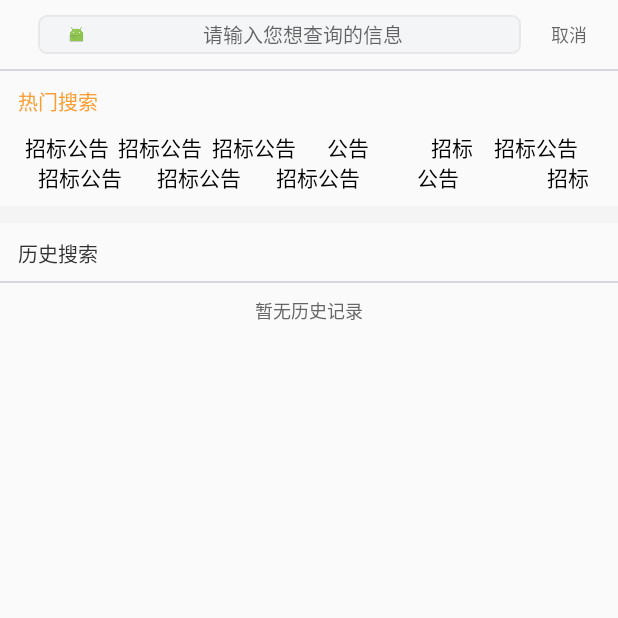
After one commit to zhangyalong123feiyu/BiUnion, an Android app: the SearchActivity screen opened directly, with no data from a screen before it, on a phone screen of 412 x 824 dp, the top half of it. The commit adds this screen. Run offline under Robolectric (Android 15) with nearby library versions, the light colour scheme and no system bars; pictures from the network do not load.

Commit message:
添加SearchActivity等

```diff
--- a/app/src/main/AndroidManifest.xml
+++ b/app/src/main/AndroidManifest.xml
@@ -71,6 +71,7 @@
         <activity android:name=".project.ui.activity.GuideActivity" android:screenOrientation="portrait"/>
         <activity android:name=".project.ui.activity.PrivatePersonDesignActivity" android:screenOrientation="portrait"/>
         <activity android:name=".project.ui.activity.CompanyInfoActivity" android:screenOrientation="portrait"/>
+        <activity android:name=".project.ui.activity.SearchActivity" android:screenOrientation="portrait"/>
         <!--定位service-->
         <service android:name="com.amap.api.location.APSService"></service>
         <!--高德地图所使用的key-->
--- /dev/null
+++ b/app/src/main/java/com/bibinet/biunion/project/ui/activity/SearchActivity.java
@@ -0,0 +1,19 @@
+package com.bibinet.biunion.project.ui.activity;
+
+import android.os.Bundle;
+import android.support.annotation.Nullable;
+
+import com.bibinet.biunion.R;
+import com.bibinet.biunion.project.application.BaseActivity;
+
+/**
+ * Created by bibinet on 2017-6-5.
+ */
+
+public class SearchActivity extends BaseActivity {
+    @Override
+    protected void onCreate(@Nullable Bundle savedInstanceState) {
+        super.onCreate(savedInstanceState);
+        setContentView(R.layout.activity_search);
+    }
+}
--- a/app/src/main/res/drawable/search_shape.xml
+++ b/app/src/main/res/drawable/search_shape.xml
@@ -1,6 +1,6 @@
 <?xml version="1.0" encoding="utf-8"?>
 <shape xmlns:android="http://schemas.android.com/apk/res/android" android:shape="rectangle">
     <corners android:radius="5dp" />
-    <stroke android:width="1dp" android:color="@color/gray"></stroke>
-    <solid android:color="@color/white"></solid>
+    <stroke android:width="1dp" android:color="#E8E8E8"></stroke>
+    <solid android:color="#F4F5F6"></solid>
 </shape>
--- /dev/null
+++ b/app/src/main/res/layout/activity_search.xml
@@ -0,0 +1,190 @@
+<?xml version="1.0" encoding="utf-8"?>
+<LinearLayout xmlns:android="http://schemas.android.com/apk/res/android"
+    android:orientation="vertical" android:layout_width="match_parent"
+    android:layout_height="match_parent">
+    <LinearLayout
+        android:layout_width="match_parent"
+        android:layout_height="wrap_content"
+        android:orientation="horizontal">
+        <LinearLayout
+            android:id="@+id/homeSearch"
+            android:layout_width="0dp"
+            android:layout_height="26dp"
+            android:layout_weight="5"
+            android:layout_marginTop="10dp"
+            android:layout_marginBottom="10dp"
+            android:orientation="horizontal"
+            android:layout_marginLeft="25dp"
+            android:background="@drawable/search_shape"
+            android:layout_gravity="center_vertical">
+            <ImageView
+                android:layout_width="11dp"
+                android:layout_height="11dp"
+                android:src="@mipmap/ic_launcher"
+                android:layout_gravity="center_vertical"
+                android:layout_marginLeft="20dp"
+                />
+            <TextView
+                android:layout_width="match_parent"
+                android:layout_height="match_parent"
+                android:hint="@string/searchhint"
+                android:gravity="center"
+                android:textColor="#999999"
+                android:textSize="13sp"
+                android:background="@null"/>
+        </LinearLayout>
+        <TextView
+            android:layout_width="0dp"
+            android:layout_height="match_parent"
+            android:layout_weight="1"
+            android:hint="@string/cancel"
+            android:gravity="center"
+            android:textColor="#999999"
+            android:textSize="12sp"
+            android:background="@null"/>
+    </LinearLayout>
+<View
+    android:layout_width="match_parent"
+    android:layout_height="1dp"
+    android:background="#D6D7DC"/>
+    <TextView
+        android:layout_width="wrap_content"
+        android:layout_height="wrap_content"
+        android:gravity="center"
+        android:textColor="#f99e32"
+        android:textSize="13sp"
+        android:layout_marginLeft="12dp"
+        android:layout_marginTop="10dp"
+        android:layout_marginBottom="9dp"
+        android:text="热门搜索"
+        android:background="@null"/>
+    <LinearLayout
+        android:layout_width="match_parent"
+        android:layout_height="20dp">
+        <CheckBox
+            android:layout_width="0dp"
+            android:layout_weight="1"
+            android:text="招标公告"
+            android:button="@null"
+            android:gravity="center"
+            android:layout_marginLeft="14dp"
+            android:layout_height="match_parent" />
+        <CheckBox
+            android:layout_width="0dp"
+            android:layout_weight="1"
+            android:text="招标公告"
+            android:gravity="center"
+            android:button="@null"
+            android:layout_height="match_parent" />
+        <CheckBox
+            android:layout_width="0dp"
+            android:layout_weight="1"
+            android:gravity="center"
+            android:text="招标公告"
+            android:button="@null"
+            android:layout_height="match_parent" />
+        <CheckBox
+            android:layout_width="0dp"
+            android:layout_weight="1"
+            android:gravity="center"
+            android:text="公告"
+            android:button="@null"
+            android:layout_height="match_parent" />
+        <CheckBox
+            android:layout_width="0dp"
+            android:layout_weight="1"
+            android:gravity="center"
+            android:text="招标"
+            android:button="@null"
+            android:paddingLeft="14dp"
+            android:layout_height="match_parent" />
+        <CheckBox
+            android:layout_width="0dp"
+            android:layout_weight="1"
+            android:text="招标公告"
+            android:gravity="center"
+            android:button="@null"
+            android:layout_marginRight="23dp"
+            android:layout_height="match_parent" />
+    </LinearLayout>
+    <LinearLayout
+        android:layout_width="match_parent"
+        android:layout_height="20dp">
+        <CheckBox
+            android:layout_width="0dp"
+            android:layout_weight="1"
+            android:text="招标公告"
+            android:button="@null"
+            android:gravity="center"
+            android:layout_marginLeft="14dp"
+            android:layout_height="match_parent" />
+        <CheckBox
+            android:layout_width="0dp"
+            android:layout_weight="1"
+            android:text="招标公告"
+            android:gravity="center"
+            android:button="@null"
+            android:layout_height="match_parent" />
+        <CheckBox
+            android:layout_width="0dp"
+            android:layout_weight="1"
+            android:gravity="center"
+            android:text="招标公告"
+            android:button="@null"
+            android:layout_height="match_parent" />
+        <CheckBox
+            android:layout_width="0dp"
+            android:layout_weight="1"
+            android:gravity="center"
+            android:text="公告"
+            android:button="@null"
+            android:layout_height="match_parent" />
+        <CheckBox
+            android:layout_width="0dp"
+            android:layout_weight="1"
+            android:gravity="center"
+            android:text="招标"
+            android:button="@null"
+            android:paddingLeft="14dp"
+            android:layout_height="match_parent" />
+
+    </LinearLayout>
+    <View
+        android:layout_width="match_parent"
+        android:layout_marginTop="10dp"
+        android:layout_height="11dp"
+        android:background="#F4F4F4"/>
+    <TextView
+        android:layout_width="wrap_content"
+        android:layout_height="wrap_content"
+        android:text="历史搜索"
+        android:textColor="#333333"
+        android:textSize="13sp"
+        android:layout_marginTop="10dp"
+        android:layout_marginLeft="12dp"
+        android:layout_marginBottom="8dp"/>
+    <View
+        android:layout_width="match_parent"
+        android:layout_height="1dp"
+        android:background="#D6D7DC"/>
+
+    <RelativeLayout
+        android:layout_width="match_parent"
+        android:layout_height="match_parent">
+
+        <android.support.v7.widget.RecyclerView
+            android:id="@+id/histroyRecrodRecycler"
+            android:layout_width="match_parent"
+            android:layout_height="match_parent"
+            android:visibility="gone" />
+
+        <TextView
+            android:layout_width="wrap_content"
+            android:layout_height="wrap_content"
+            android:layout_centerHorizontal="true"
+            android:layout_marginTop="9dp"
+            android:text="暂无历史记录"
+            android:textColor="#666666"
+            android:textSize="12sp" />
+    </RelativeLayout>
+</LinearLayout>
--- a/app/src/main/res/layout/item_homesearch.xml
+++ b/app/src/main/res/layout/item_homesearch.xml
@@ -37,6 +37,7 @@
                 />
         </LinearLayout>
         <LinearLayout
+            android:id="@+id/homeSearch"
             android:layout_width="0dp"
             android:layout_height="26dp"
             android:layout_weight="1"
@@ -49,12 +50,13 @@
                 android:layout_height="20dp"
                 android:src="@mipmap/ic_launcher"
                 android:layout_gravity="center_vertical"
-                android:layout_marginLeft="10dp"
+                android:layout_marginLeft="20dp"
                 />
-            <EditText
+            <TextView
                 android:layout_width="match_parent"
                 android:layout_height="match_parent"
                 android:hint="@string/searchhint"
+                android:gravity="center"
                 android:textColor="#999999"
                 android:textSize="12sp"
                 android:background="@null"/>
--- a/app/src/main/res/values/strings.xml
+++ b/app/src/main/res/values/strings.xml
@@ -23,6 +23,7 @@
     <string name="provideProjectInfo">供应商信息</string>
     <string name="coustmerService">客户服务</string>
     <string name="askLink">问答环节</string>
+    <string name="cancel">取消</string>
 
     <!-- TODO: Remove or change this placeholder text -->
     <string name="hello_blank_fragment">Hello blank fragment</string>
```
Also changed, not shown: app/src/main/java/com/bibinet/biunion/project/adapter/ProjectInfoAdapterx.java (added, +99 -0 lines), app/src/main/java/com/bibinet/biunion/project/bean/ProjectInfoBean.java (+10 -2 lines), app/src/main/java/com/bibinet/biunion/project/ui/fragment/Fragment_Home.java (+53 -24 lines).
